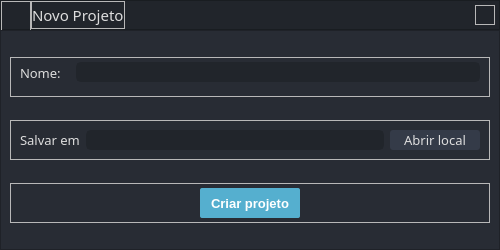
The window that gui/window/ui/JanelaNovoProjeto.ui (AnaliseLuHf/ProjetoLuHf) describes before a commit, drawn with Qt 5.
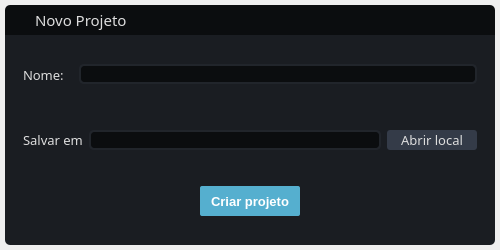
The same window after the commit. Icons and pictures are not drawn.

What changed in the file:
```diff
--- a/gui/window/ui/JanelaNovoProjeto.ui
+++ b/gui/window/ui/JanelaNovoProjeto.ui
@@ -33,9 +33,13 @@
 	color: rgb(221, 221, 221);
 }
 
+#container_app{
+	border-radius: 5px;
+}
+
 #header_content{
-	background-color:rgb(33, 37, 43);
-	border-bottom: 1px solid rgba(0,0,0,0.2);
+	background-color: rgb(11, 13, 15);
+	
 }
 #header_content QPushButton{
 	background-color: transparent;
@@ -43,24 +47,24 @@
 }
 /*	Propriedades que se aplicam aos botões , que aplicam um efeito de hover quando o mouse é passado por eles*/
 #header_content QPushButton:hover{
-	background-color: rgba(255, 255, 255, 0.1);
+	background-color: red;
 }
 #body_content{
-	background-color:rgb(40, 44, 52);
+	background-color:rgb(26, 29, 34);
 }
 QLineEdit {
-	background-color: rgb(33, 37, 43);
+	background-color: rgb(11, 13, 15);
 	border-radius: 5px;
 	border: 2px solid rgb(33, 37, 43);
-	padding-left: 10px;
+	padding-left: 5px;
 	selection-color: rgb(255, 255, 255);
 	selection-background-color:  #55afcf;
 }
 #label_local_projeto{
-	background-color: rgb(33, 37, 43);
+	background-color: rgb(11, 13, 15);
 	border-radius: 5px;
 	border: 2px solid rgb(33, 37, 43);
-	padding-left: 10px;
+	padding-left: 5px;
 	selection-color: rgb(255, 255, 255);
 	selection-background-color: rgb(255, 121, 198);
 }
@@ -73,11 +77,38 @@
 </string>
   </property>
   <widget class="QWidget" name="centralwidget">
+   <property name="styleSheet">
+    <string notr="true"/>
+   </property>
    <layout class="QVBoxLayout" name="verticalLayout">
     <property name="spacing">
      <number>0</number>
     </property>
     <property name="leftMargin">
+     <number>5</number>
+    </property>
+    <property name="topMargin">
+     <number>5</number>
+    </property>
+    <property name="rightMargin">
+     <number>5</number>
+    </property>
+    <property name="bottomMargin">
+     <number>5</number>
+    </property>
+    <item>
+     <widget class="QFrame" name="container_app">
+      <property name="frameShape">
+       <enum>QFrame::StyledPanel</enum>
+      </property>
+      <property name="frameShadow">
+       <enum>QFrame::Raised</enum>
+      </property>
+      <layout class="QVBoxLayout" name="verticalLayout_5">
+       <property name="spacing">
+        <number>0</number>
+       </property>
+       <property name="leftMargin">
      <number>0</number>
     </property>
     <property name="topMargin">
@@ -104,7 +135,8 @@
        </size>
       </property>
       <property name="styleSheet">
-       <string notr="true"/>
+          <string notr="true">border-top-left-radius: 5px;
+border-top-right-radius: 5px;</string>
       </property>
       <property name="frameShape">
        <enum>QFrame::StyledPanel</enum>
@@ -123,7 +155,7 @@
         <number>0</number>
        </property>
        <property name="rightMargin">
-        <number>4</number>
+           <number>0</number>
        </property>
        <property name="bottomMargin">
         <number>0</number>
@@ -201,10 +233,16 @@
        </item>
        <item>
         <widget class="QFrame" name="frame">
+            <property name="minimumSize">
+             <size>
+              <width>25</width>
+              <height>25</height>
+             </size>
+            </property>
          <property name="maximumSize">
           <size>
-           <width>20</width>
-           <height>20</height>
+              <width>25</width>
+              <height>25</height>
           </size>
          </property>
          <property name="styleSheet">
@@ -236,14 +274,14 @@
            <widget class="QPushButton" name="btn_fechar_janela">
             <property name="minimumSize">
              <size>
-              <width>20</width>
-              <height>20</height>
+                 <width>25</width>
+                 <height>25</height>
              </size>
             </property>
             <property name="maximumSize">
              <size>
-              <width>20</width>
-              <height>20</height>
+                 <width>25</width>
+                 <height>25</height>
              </size>
             </property>
             <property name="styleSheet">
@@ -263,7 +301,8 @@
     <item>
      <widget class="QFrame" name="body_content">
       <property name="styleSheet">
-       <string notr="true"/>
+          <string notr="true">border-bottom-left-radius: 5px;
+border-bottom-right-radius: 5px;</string>
       </property>
       <property name="frameShape">
        <enum>QFrame::StyledPanel</enum>
@@ -520,6 +559,9 @@
             <property name="text">
              <string>Criar projeto</string>
             </property>
+              </widget>
+             </item>
+            </layout>
            </widget>
           </item>
          </layout>
```
Lines whose indentation alone changed are shown as unchanged.
